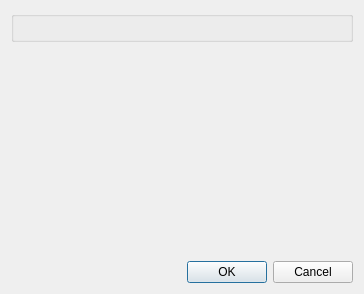
Qt form src/core/filters/fix_orientation/ApplyDialog.ui (2ndmax/scantailor-ocr) before a commit.
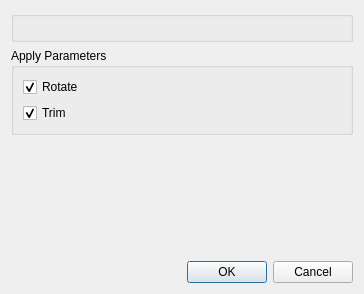
The same form after that commit. Custom widgets are drawn as their Qt base class.

Commit message:
Import: choose rotation and trim when applying
"Apply Rotation and Trim" always applied both. Like the other "Apply
to ..." windows with several parts it now has "Apply Parameters" with
the check boxes "Rotate" and "Trim", both checked by default; OK is
grayed out if neither is checked.

The edit to the form file:
```diff
--- a/src/core/filters/fix_orientation/ApplyDialog.ui
+++ b/src/core/filters/fix_orientation/ApplyDialog.ui
@@ -20,6 +20,41 @@
    <item>
     <widget class="PageScopeGroupBox" name="scopeGroupBox"/>
    </item>
+   <item>
+    <widget class="QGroupBox" name="applyPartsGroupBox">
+     <property name="title">
+      <string>Apply Parameters</string>
+     </property>
+     <layout class="QVBoxLayout" name="verticalLayout_apply_parts">
+      <item>
+       <widget class="QCheckBox" name="applyRotationCheckBox">
+        <property name="toolTip">
+         <string>The rotation of the page.</string>
+        </property>
+        <property name="text">
+         <string>Rotate</string>
+        </property>
+        <property name="checked">
+         <bool>true</bool>
+        </property>
+       </widget>
+      </item>
+      <item>
+       <widget class="QCheckBox" name="applyTrimCheckBox">
+        <property name="toolTip">
+         <string>The trim of the page, or no trim if &quot;Enable manual trim&quot; is turned off.</string>
+        </property>
+        <property name="text">
+         <string>Trim</string>
+        </property>
+        <property name="checked">
+         <bool>true</bool>
+        </property>
+       </widget>
+      </item>
+     </layout>
+    </widget>
+   </item>
    <item>
     <spacer>
      <property name="orientation">
```
The commit also changes 13 other files.
